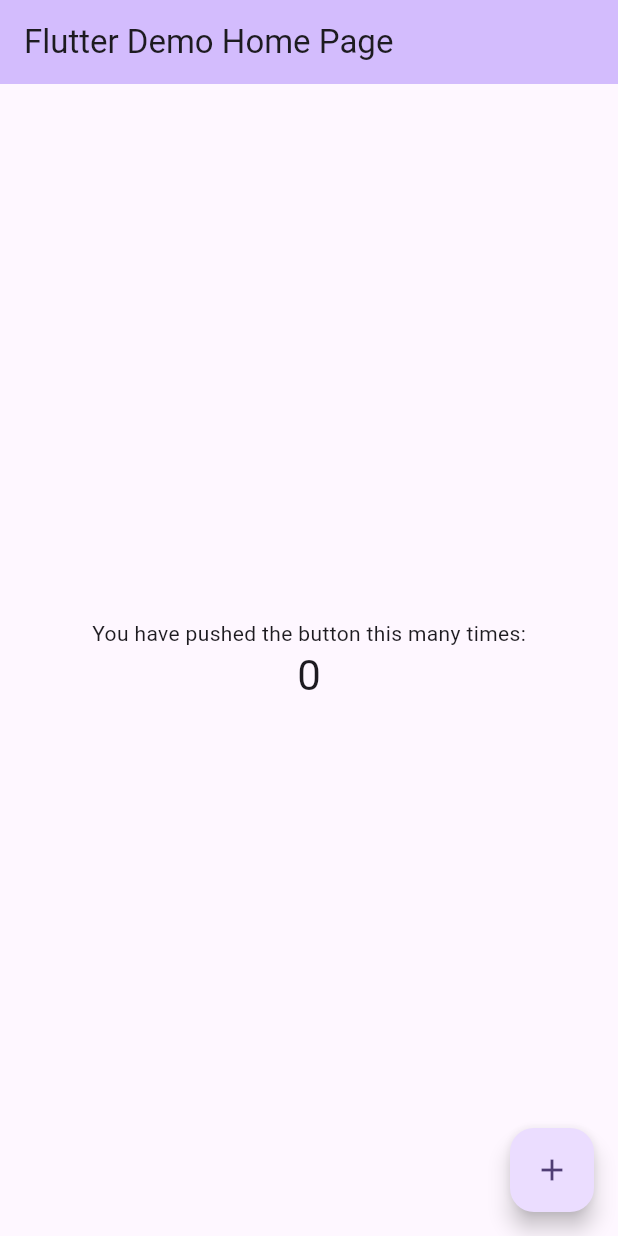
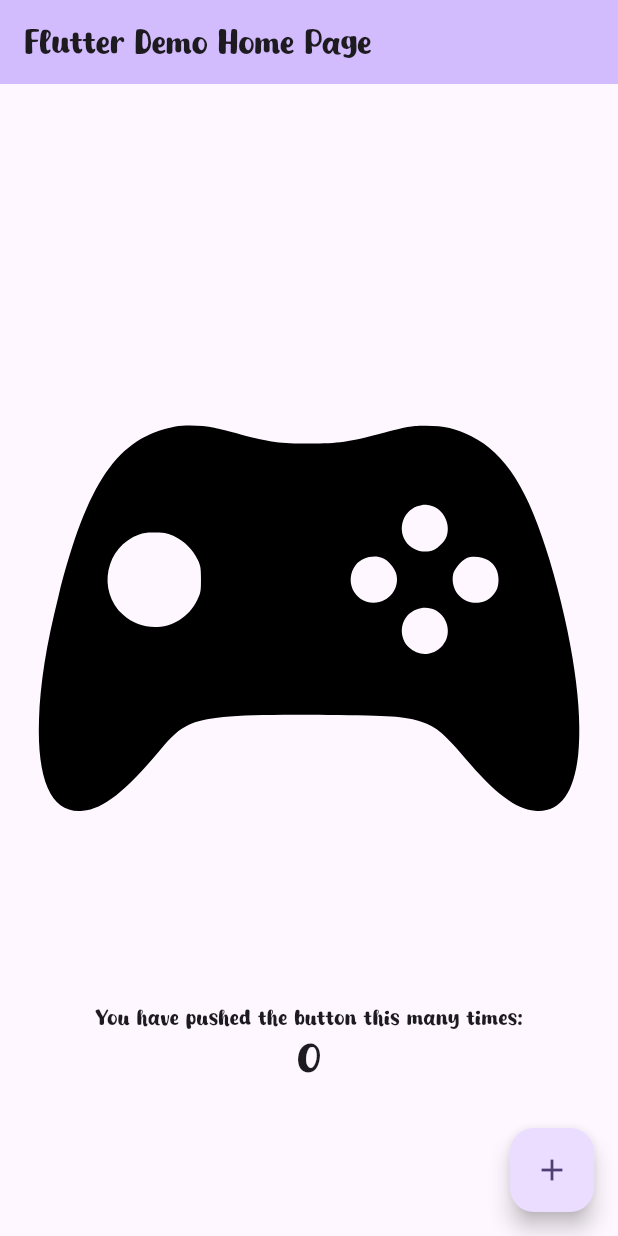
Before and after one commit to Chocoharu/3479A321_2022479044, a Flutter app: the screen it shows after launch, on a phone screen of 412 x 824 dp. Run offline on Flutter 3.47's test engine with Material 3 defaults, Android fonts, the phone set to English and light mode, and no system bars; our stand-ins replace flutter_svg.

Commit message:
ejercicio 4

```diff
--- a/lib/main.dart
+++ b/lib/main.dart
@@ -1,4 +1,5 @@
 import 'package:flutter/material.dart';
+import 'package:flutter_svg/flutter_svg.dart';
 
 void main() {
   runApp(const MyApp());
@@ -14,6 +15,7 @@ class MyApp extends StatelessWidget {
     return MaterialApp(
       title: 'Flutter Demo',
       theme: ThemeData(
+        //fontFamily: 'Choco Shake',
         // This is the theme of your application.
         //
         // TRY THIS: Try running your application with "flutter run". You'll see
@@ -29,6 +31,7 @@ class MyApp extends StatelessWidget {
         //
         // This works for code too, not just values: Most code changes can be
         // tested with just a hot reload.
+        fontFamily: 'Choco Shake',
         colorScheme: ColorScheme.fromSeed(seedColor: Colors.deepPurple),
         useMaterial3: true,
       ),
@@ -106,8 +109,13 @@ class _MyHomePageState extends State<MyHomePage> {
           // wireframe for each widget.
           mainAxisAlignment: MainAxisAlignment.center,
           children: <Widget>[
+            SvgPicture.asset(
+              'asset/icons/GameIcon.svg',
+              semanticsLabel: 'Acme Logo'
+            ),
             const Text(
               'You have pushed the button this many times:',
+              style: TextStyle( fontFamily: 'Choco Shake'),
             ),
             Text(
               '$_counter',
```
Also changed, not shown: pubspec.yaml (+10 -4 lines), asset/fonts/Choco Shake.ttf (added), asset/fonts/Choco-Shake.svg (added), asset/icons/GameIcon.svg (added), pubspec.lock.
